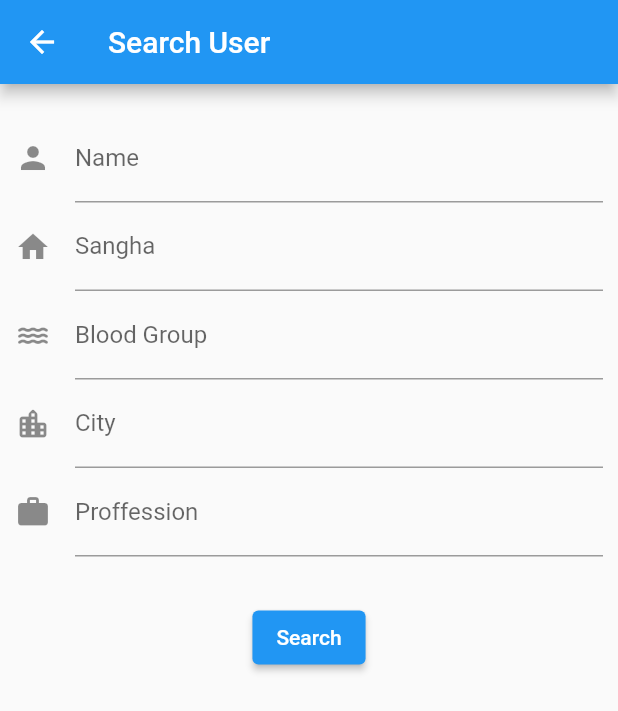
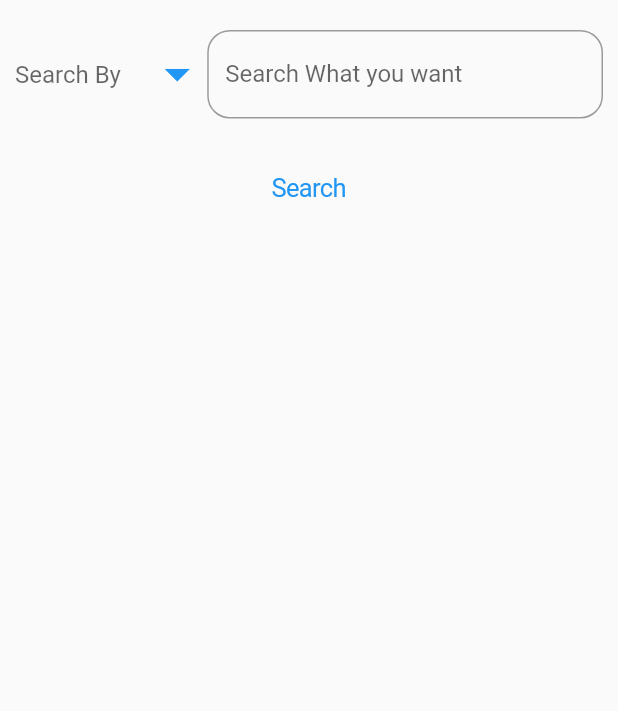
Before and after one commit to tnsmobilesolutions/pas, a Flutter app: the HomeWidget screen opened directly, after a tap on the "search" icon, on a phone screen of 412 x 824 dp. Shown: the top 711 px of the screen. Run offline on Flutter 3.47's test engine with Material 2 defaults, Android fonts, the phone set to English and light mode, and no system bars; our stand-ins replace cloud_firestore, firebase_auth, firebase_core, image_cropper, image_picker; missing offline and left inert: authentication; accounts and stored records are empty.

Commit message:
search complete

```diff
--- a/lib/model/CompleteProfileModel.dart
+++ b/lib/model/CompleteProfileModel.dart
@@ -1,96 +1,96 @@
-import 'dart:convert';
-import 'dart:core';
+// import 'dart:convert';
+// import 'dart:core';
 
-class CompleteProfileModel {
-  final String? bloodgroup;
-  final String? sangha;
-  final String? city;
-  final String? proffesion;
-  final String? uid;
-  CompleteProfileModel({
-    this.bloodgroup,
-    this.sangha,
-    this.city,
-    this.proffesion,
-    this.uid,
-  });
+// class CompleteProfileModel {
+//   final String? bloodgroup;
+//   final String? sangha;
+//   final String? city;
+//   final String? proffesion;
+//   final String? uid;
+//   CompleteProfileModel({
+//     this.bloodgroup,
+//     this.sangha,
+//     this.city,
+//     this.proffesion,
+//     this.uid,
+//   });
 
-  CompleteProfileModel copyWith({
-    String? bloodgroup,
-    String? sangha,
-    String? city,
-    String? proffesion,
-    String? uid,
-  }) {
-    return CompleteProfileModel(
-      bloodgroup: bloodgroup ?? this.bloodgroup,
-      sangha: sangha ?? this.sangha,
-      city: city ?? this.city,
-      proffesion: proffesion ?? this.proffesion,
-      uid: uid ?? this.uid,
-    );
-  }
+//   CompleteProfileModel copyWith({
+//     String? bloodgroup,
+//     String? sangha,
+//     String? city,
+//     String? proffesion,
+//     String? uid,
+//   }) {
+//     return CompleteProfileModel(
+//       bloodgroup: bloodgroup ?? this.bloodgroup,
+//       sangha: sangha ?? this.sangha,
+//       city: city ?? this.city,
+//       proffesion: proffesion ?? this.proffesion,
+//       uid: uid ?? this.uid,
+//     );
+//   }
 
-  Map<String, dynamic> toMap() {
-    final result = <String, dynamic>{};
+//   Map<String, dynamic> toMap() {
+//     final result = <String, dynamic>{};
 
-    if (bloodgroup != null) {
-      result.addAll({'bloodgroup': bloodgroup});
-    }
-    if (sangha != null) {
-      result.addAll({'sangha': sangha});
-    }
-    if (city != null) {
-      result.addAll({'city': city});
-    }
-    if (proffesion != null) {
-      result.addAll({'proffesion': proffesion});
-    }
-    if (uid != null) {
-      result.addAll({'uid': uid});
-    }
+//     if (bloodgroup != null) {
+//       result.addAll({'bloodgroup': bloodgroup});
+//     }
+//     if (sangha != null) {
+//       result.addAll({'sangha': sangha});
+//     }
+//     if (city != null) {
+//       result.addAll({'city': city});
+//     }
+//     if (proffesion != null) {
+//       result.addAll({'proffesion': proffesion});
+//     }
+//     if (uid != null) {
+//       result.addAll({'uid': uid});
+//     }
 
-    return result;
-  }
+//     return result;
+//   }
 
-  factory CompleteProfileModel.fromMap(Map<String, dynamic> map) {
-    return CompleteProfileModel(
-      bloodgroup: map['bloodgroup'],
-      sangha: map['sangha'],
-      city: map['city'],
-      proffesion: map['proffesion'],
-      uid: map['uid'],
-    );
-  }
+//   factory CompleteProfileModel.fromMap(Map<String, dynamic> map) {
+//     return CompleteProfileModel(
+//       bloodgroup: map['bloodgroup'],
+//       sangha: map['sangha'],
+//       city: map['city'],
+//       proffesion: map['proffesion'],
+//       uid: map['uid'],
+//     );
+//   }
 
-  String toJson() => json.encode(toMap());
+//   String toJson() => json.encode(toMap());
 
-  factory CompleteProfileModel.fromJson(String source) =>
-      CompleteProfileModel.fromMap(json.decode(source));
+//   factory CompleteProfileModel.fromJson(String source) =>
+//       CompleteProfileModel.fromMap(json.decode(source));
 
-  @override
-  String toString() {
-    return 'CompleteProfileModel(bloodgroup: $bloodgroup, sangha: $sangha, city: $city, proffesion: $proffesion, uid: $uid)';
-  }
+//   @override
+//   String toString() {
+//     return 'CompleteProfileModel(bloodgroup: $bloodgroup, sangha: $sangha, city: $city, proffesion: $proffesion, uid: $uid)';
+//   }
 
-  @override
-  bool operator ==(Object other) {
-    if (identical(this, other)) return true;
+//   @override
+//   bool operator ==(Object other) {
+//     if (identical(this, other)) return true;
 
-    return other is CompleteProfileModel &&
-        other.bloodgroup == bloodgroup &&
-        other.sangha == sangha &&
-        other.city == city &&
-        other.proffesion == proffesion &&
-        other.uid == uid;
-  }
+//     return other is CompleteProfileModel &&
+//         other.bloodgroup == bloodgroup &&
+//         other.sangha == sangha &&
+//         other.city == city &&
+//         other.proffesion == proffesion &&
+//         other.uid == uid;
+//   }
 
-  @override
-  int get hashCode {
-    return bloodgroup.hashCode ^
-        sangha.hashCode ^
-        city.hashCode ^
-        proffesion.hashCode ^
-        uid.hashCode;
-  }
-}
+//   @override
+//   int get hashCode {
+//     return bloodgroup.hashCode ^
+//         sangha.hashCode ^
+//         city.hashCode ^
+//         proffesion.hashCode ^
+//         uid.hashCode;
+//   }
+// }
--- a/lib/screen/CompleteProfile.dart
+++ b/lib/screen/CompleteProfile.dart
@@ -135,8 +135,7 @@ class _CompleteProfileState extends State<CompleteProfile> {
 
                     Navigator.push(
                       context,
-                      MaterialPageRoute(
-                          builder: (context) => const HomeWidget()),
+                      MaterialPageRoute(builder: (context) => HomeWidget()),
                     );
                   },
                   child: const Text('Submit'),
--- a/lib/screen/homescreen.dart
+++ b/lib/screen/homescreen.dart
@@ -1,8 +1,40 @@
 import 'package:flutter/material.dart';
+import 'package:prabasi_anchalika_sangha/API/userAPI.dart';
+import 'package:prabasi_anchalika_sangha/model/userModel.dart';
+import 'package:prabasi_anchalika_sangha/screen/loginscreen.dart';
 import 'package:prabasi_anchalika_sangha/screen/searchuser.dart';
 
-class HomeWidget extends StatelessWidget {
-  const HomeWidget({Key? key}) : super(key: key);
+enum APIType { search, fetchAll }
+
+class HomeWidget extends StatefulWidget {
+  HomeWidget({Key? key}) : super(key: key);
+
+  @override
+  State<HomeWidget> createState() => _HomeWidgetState();
+}
+
+class _HomeWidgetState extends State<HomeWidget> {
+  String searchItem = '';
+
+  APIType? type;
+
+  String? _selectedSearchType;
+
+  userModel? selectUser;
+
+  List<String> searchBy = [
+    'Name',
+    'Sangha',
+    'Blood Group',
+    'City',
+    'Proffession'
+  ];
+
+  @override
+  void initState() {
+    super.initState();
+    type = APIType.fetchAll;
+  }
 
   @override
   Widget build(BuildContext context) {
@@ -35,6 +67,22 @@ class HomeWidget extends StatelessWidget {
                   MaterialPageRoute(
                       builder: (context) => const SerachUserWidget()));
             }),
+          ),
+          IconButton(
+            onPressed: () {
+              UserAPI().logout();
+              Navigator.push(context, MaterialPageRoute(
+                builder: (context) {
+                  return LoginPage(
+                    title: 'Welcome',
+                  );
+                },
+              ));
+            },
+            icon: Icon(
+              Icons.logout_rounded,
+              color: Color(0xFFfa6e0f),
+            ),
           )
         ],
       ),
@@ -42,7 +90,7 @@ class HomeWidget extends StatelessWidget {
         child: Padding(
           padding: const EdgeInsets.all(8.0),
           child: ListView.builder(
-            itemCount: 10,
+            itemCount: 3,
             itemBuilder: (context, index) {
               return Padding(
                 padding: const EdgeInsets.all(8.0),
--- a/lib/screen/searchuser.dart
+++ b/lib/screen/searchuser.dart
@@ -1,48 +1,127 @@
+import 'package:cloud_firestore/cloud_firestore.dart';
+import 'package:flutter/cupertino.dart';
 import 'package:flutter/material.dart';
+import 'package:prabasi_anchalika_sangha/API/searchAPI.dart';
+import 'package:prabasi_anchalika_sangha/API/userAPI.dart';
+import 'package:prabasi_anchalika_sangha/model/userModel.dart';
 import 'package:prabasi_anchalika_sangha/screen/searchresult.dart';
 
-class SerachUserWidget extends StatelessWidget {
+enum APIType { search, fetchAll }
+
+class SerachUserWidget extends StatefulWidget {
   const SerachUserWidget({Key? key}) : super(key: key);
+
+  @override
+  State<SerachUserWidget> createState() => _SerachUserWidgetState();
+}
+
+class _SerachUserWidgetState extends State<SerachUserWidget> {
+  final TextEditingController SearchController = TextEditingController();
+  String searchItem = '';
+  APIType? type;
+  String? _selectedSearchType;
+  userModel? selectebutton;
+
+  userModel? selectUser;
+
+  List<String> searchBy = [
+    'Name',
+    'Sangha',
+    'Blood Group',
+    'City',
+    'Proffession'
+  ];
+
+  List<userModel>? searchResult = [];
+
+  @override
+  void initState() {
+    super.initState();
+    type = APIType.fetchAll;
+  }
 
   @override
   Widget build(BuildContext context) {
     return Scaffold(
-        appBar: AppBar(
-          title: const Text('Search User'),
-        ),
-        body: SingleChildScrollView(
-            child: Padding(
-                padding: const EdgeInsets.all(10.0),
-                child: Column(children: [
-                  const SizedBox(height: 10),
-                  TextFormField(
-                      decoration: const InputDecoration(
-                          icon: Icon(Icons.person), labelText: "Name")),
-                  TextFormField(
-                      decoration: const InputDecoration(
-                          icon: Icon(Icons.home), labelText: "Sangha")),
-                  TextFormField(
-                      decoration: const InputDecoration(
-                          icon: Icon(Icons.water_rounded),
-                          labelText: "Blood Group")),
-                  TextFormField(
-                      decoration: const InputDecoration(
-                          icon: Icon(Icons.location_city_rounded),
-                          labelText: "City")),
-                  TextFormField(
-                      decoration: const InputDecoration(
-                          icon: Icon(Icons.work), labelText: "Proffession")),
-                  const SizedBox(height: 30),
-                  ElevatedButton(
-                    onPressed: () {
-                      Navigator.push(
-                        context,
-                        MaterialPageRoute(
-                            builder: (context) => SerachResultWidget()),
+      body: SafeArea(
+        child: Padding(
+          padding: const EdgeInsets.all(10.0),
+          child: Column(mainAxisAlignment: MainAxisAlignment.start, children: [
+            const SizedBox(height: 10),
+            Row(
+              mainAxisAlignment: MainAxisAlignment.spaceBetween,
+              children: [
+                DropdownButton(
+                  focusColor: Colors.grey,
+                  hint: Text('Search By'),
+                  borderRadius: BorderRadius.circular(15),
+                  value: _selectedSearchType,
+                  onChanged: (value) {
+                    setState(() {
+                      _selectedSearchType = value;
+                    });
+                  },
+                  items: searchBy.map(
+                    (val) {
+                      return DropdownMenuItem(
+                        value: val,
+                        child: Text(val),
                       );
                     },
-                    child: const Text('Search'),
-                  )
-                ]))));
+                  ).toList(),
+                  iconEnabledColor: Colors.blue,
+                  iconDisabledColor: Colors.blue,
+                  iconSize: 40,
+                  icon: Icon(Icons.arrow_drop_down_outlined),
+                  underline: Text(''),
+                ),
+                Expanded(
+                  child: TextFormField(
+                    onChanged: (value) {
+                      setState(() {
+                        searchItem = value.toLowerCase();
+                      });
+                    },
+                    decoration: InputDecoration(
+                      // icon: const Icon(Icons.search),
+                      labelText: "Search What you want",
+                      border: OutlineInputBorder(
+                        borderRadius: BorderRadius.circular(15),
+                      ),
+                    ),
+                  ),
+                ),
+              ],
+            ),
+            SizedBox(
+              height: 20,
+            ),
+            CupertinoButton(
+                child: Text('Search'),
+                onPressed: () async {
+                  final searchResult11 = await SearchAPI()
+                      .searchfromFirebase(_selectedSearchType, searchItem);
+                  setState(() {
+                    searchResult = searchResult11;
+                  });
+                }),
+            const SizedBox(height: 30),
+            ListView.builder(
+              scrollDirection: Axis.vertical,
+              shrinkWrap: true,
+              itemCount: searchResult?.length,
+              itemBuilder: (BuildContext context, int index) {
+                return ListTile(
+                  title: Text(searchResult != null
+                      ? searchResult![index].name.toString()
+                      : ''),
+                  subtitle: Text(searchResult![index].sangha.toString()),
+                );
+              },
+            ),
+          ]),
+        ),
+      ),
+    );
   }
 }
```
Also changed, not shown: lib/API/searchAPI.dart (+30 -51 lines), lib/API/userAPI.dart (+26 -17 lines), lib/main.dart (+23 -3 lines), lib/screen/signup.dart (+62 -63 lines).
